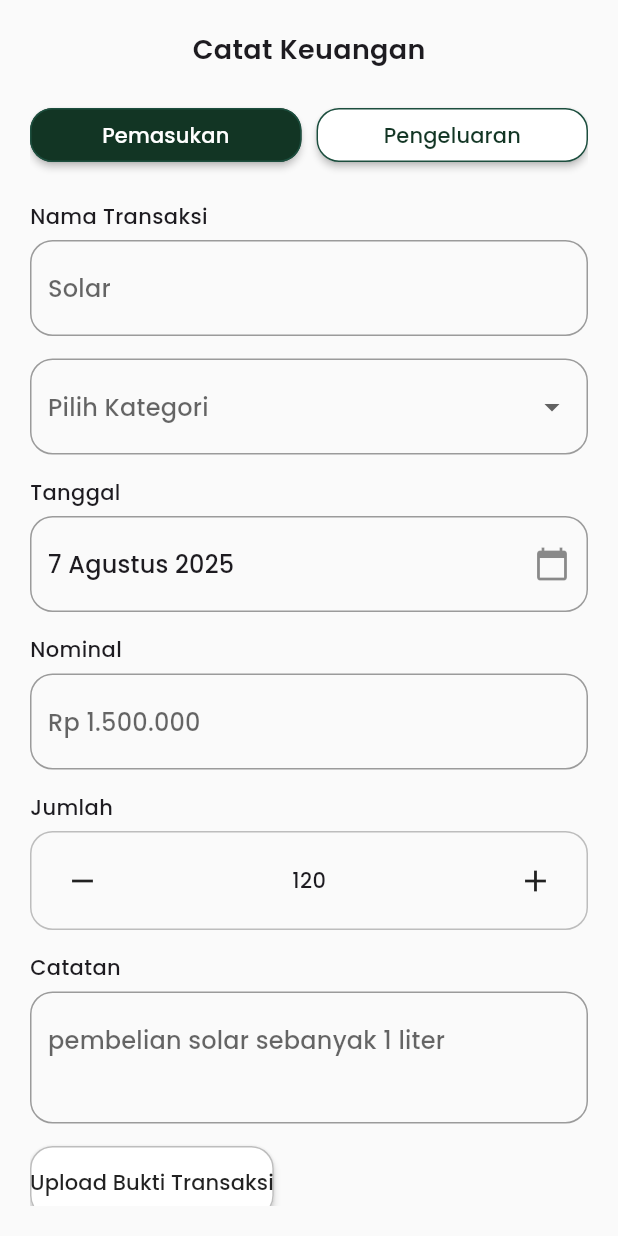
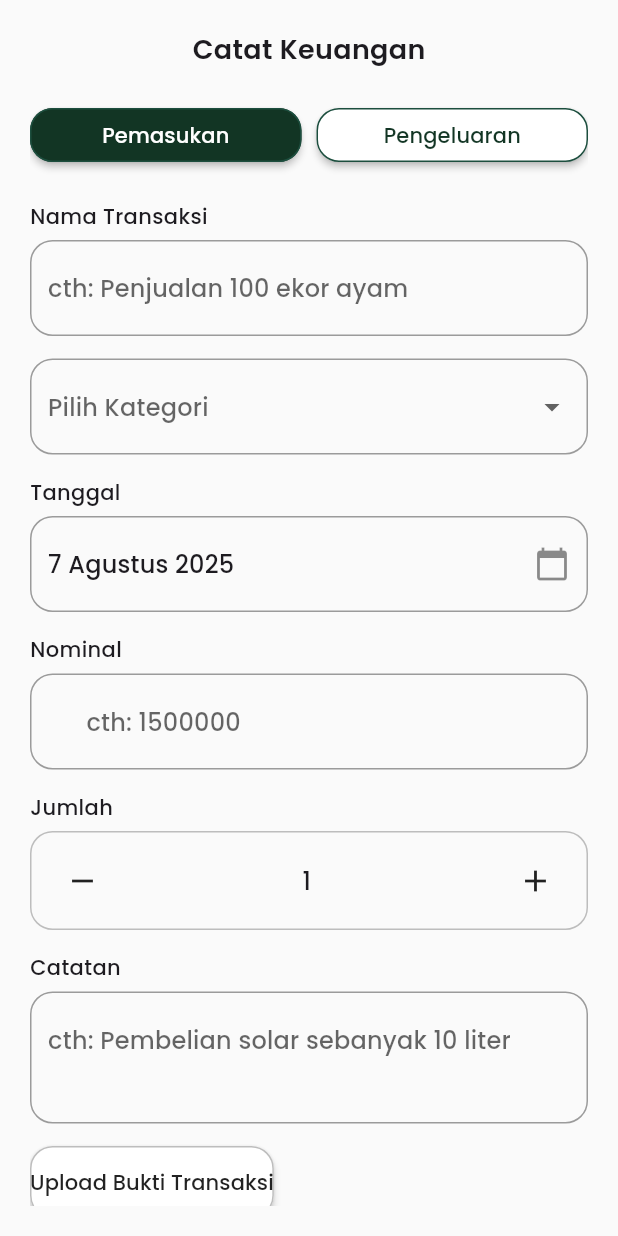
Before and after one commit to daffabur/El-TernakPPL2, a Flutter app: the CustomBottomSheets widget shown alone on an empty page, opened directly, on a phone screen of 412 x 824 dp. Run offline on Flutter 3.47's test engine with Material 3 defaults, Android fonts, the phone set to English and light mode, and no system bars; our stand-ins replace flutter_svg, google_fonts, shared_preferences; missing offline and left inert: iconify_flutter; accounts and stored records are empty; network calls fail; project files that could hold a hidden picture were left out.

Commit message:
commit lanjut integrasi

```diff
--- a/lib/screens/Supervisor/Money_Management/widgets/Custom_Bottom_Sheets.dart
+++ b/lib/screens/Supervisor/Money_Management/widgets/Custom_Bottom_Sheets.dart
@@ -1,15 +1,19 @@
 import 'package:el_ternak_ppl2/base/res/styles/app_styles.dart';
 import 'package:flutter/material.dart';
+import 'package:flutter/services.dart'; // Digunakan untuk memformat input angka
 import 'package:google_fonts/google_fonts.dart';
+import 'package:intl/intl.dart'; // Digunakan untuk memformat angka menjadi mata uang
 
-enum CageSheetMode { add, edit }
+// Enum CageSheetMode tidak digunakan di file ini, bisa dihapus jika tidak ada referensi lain
+// enum CageSheetMode { add, edit }
 
 class CustomBottomSheets extends StatefulWidget {
-  final CageSheetMode mode;
+  // Mode tidak digunakan, jadi bisa dihapus jika tidak ada logika khusus untuk edit
+  // final CageSheetMode mode;
 
   const CustomBottomSheets({
     super.key,
-    this.mode = CageSheetMode.add,
+    // this.mode = CageSheetMode.add,
   });
 
   @override
@@ -17,32 +21,65 @@ class CustomBottomSheets extends StatefulWidget {
 }
 
 class _CustomBottomSheetsState extends State<CustomBottomSheets> {
+  // --- CONTROLLERS ---
   final _namaTransaksiController = TextEditingController();
   final _nominalController = TextEditingController();
-  final _jumlahController = TextEditingController(text: "120");
+  final _jumlahController = TextEditingController(text: "1"); // Mulai dari 1
   final _catatanController = TextEditingController();
+  // [FIX] Buat controller untuk Total di sini, bukan di build method
+  final _totalController = TextEditingController();
 
+  // --- STATE VARIABLES ---
   String? _selectedKategori;
-  String _selectedDate = "7 Agustus 2025";
+  String _selectedDate = "7 Agustus 2025"; // Ini masih statis, perlu diganti dengan DatePicker jika ingin dinamis
   bool _isPemasukan = true;
 
-  final List<String> _kategoriList = ["Solar", "Obat", "Pakan"];
+  final List<String> _kategoriList = ["Solar", "Obat", "Pakan", "Gaji", "Penjualan Ayam", "Lainnya"];
+  // [FIX] Buat NumberFormat untuk memformat angka ke Rupiah
+  final currencyFormatter = NumberFormat.currency(locale: 'id_ID', symbol: 'Rp ', decimalDigits: 0);
+
+  @override
+  void initState() {
+    super.initState();
+    // [FIX] Tambahkan listener ke controller nominal dan jumlah
+    _nominalController.addListener(_updateTotal);
+    _jumlahController.addListener(_updateTotal);
+    // [FIX] Hitung total awal saat pertama kali dibuka
+    _updateTotal();
+  }
 
   @override
   void dispose() {
+    // [FIX] Pastikan semua listener dan controller di-dispose
+    _nominalController.removeListener(_updateTotal);
+    _jumlahController.removeListener(_updateTotal);
+
     _namaTransaksiController.dispose();
     _nominalController.dispose();
     _jumlahController.dispose();
     _catatanController.dispose();
+    _totalController.dispose(); // Jangan lupa dispose _totalController
     super.dispose();
+  }
+
+  // [FIX] Fungsi untuk menghitung dan memperbarui field Total
+  void _updateTotal() {
+    final double nominal = double.tryParse(_nominalController.text) ?? 0.0;
+    final int jumlah = int.tryParse(_jumlahController.text) ?? 1; // Default ke 1 jika tidak valid
+    final double total = nominal * jumlah;
+
+    // Format angka menjadi string mata uang dan set ke controller Total
+    _totalController.text = currencyFormatter.format(total);
   }
 
   void _handleSave() {
     // validasi sederhana
-    if (_namaTransaksiController.text.isEmpty || _selectedKategori == null) {
+    if (_namaTransaksiController.text.isEmpty ||
+        _selectedKategori == null ||
+        _nominalController.text.isEmpty) {
       ScaffoldMessenger.of(context).showSnackBar(
         const SnackBar(
-          content: Text("Lengkapi semua data wajib diisi!"),
+          content: Text("Nama, Kategori, dan Nominal wajib diisi!"),
           backgroundColor: Colors.red,
         ),
       );
@@ -54,10 +91,13 @@ class _CustomBottomSheetsState extends State<CustomBottomSheets> {
     print("Nama Transaksi: ${_namaTransaksiController.text}");
     print("Kategori: $_selectedKategori");
     print("Tanggal: $_selectedDate");
-    print("Nominal: ${_nominalController.text}");
+    print("Nominal (input): ${_nominalController.text}");
     print("Jumlah: ${_jumlahController.text}");
+    print("Total (terhitung): ${_totalController.text}");
     print("Catatan: ${_catatanController.text}");
 
+    // TODO: Ganti dengan logika API call Anda
+    // Navigator.pop(context, true); // Kirim 'true' untuk refresh data
     Navigator.pop(context);
   }
 
@@ -73,6 +113,7 @@ class _CustomBottomSheetsState extends State<CustomBottomSheets> {
       child: SingleChildScrollView(
         child: Column(
           crossAxisAlignment: CrossAxisAlignment.start,
+          mainAxisSize: MainAxisSize.min, // Penting agar BottomSheet pas dengan konten
           children: [
             Center(
               child: Text(
@@ -94,7 +135,7 @@ class _CustomBottomSheetsState extends State<CustomBottomSheets> {
                     onPressed: () => setState(() => _isPemasukan = true),
                     style: ElevatedButton.styleFrom(
                       backgroundColor:
-                      _isPemasukan ? AppStyles.primaryColor: Colors.white,
+                      _isPemasukan ? AppStyles.primaryColor : Colors.white,
                       foregroundColor:
                       _isPemasukan ? Colors.white : AppStyles.primaryColor,
                       shape: RoundedRectangleBorder(
@@ -127,12 +168,13 @@ class _CustomBottomSheetsState extends State<CustomBottomSheets> {
             const SizedBox(height: 20),
 
             // Nama Transaksi
-            Text("Nama Transaksi", style: GoogleFonts.poppins(fontWeight: FontWeight.w500)),
+            Text("Nama Transaksi",
+                style: GoogleFonts.poppins(fontWeight: FontWeight.w500)),
             const SizedBox(height: 6),
             TextField(
               controller: _namaTransaksiController,
               decoration: InputDecoration(
-                hintText: "Solar",
+                hintText: "cth: Penjualan 100 ekor ayam",
                 border: OutlineInputBorder(
                   borderRadius: BorderRadius.circular(15),
                 ),
@@ -156,7 +198,7 @@ class _CustomBottomSheetsState extends State<CustomBottomSheets> {
             ),
             const SizedBox(height: 15),
 
-            // Tanggal
+            // Tanggal (Rekomendasi: gunakan DatePicker)
             Text("Tanggal", style: GoogleFonts.poppins(fontWeight: FontWeight.w500)),
             const SizedBox(height: 6),
             TextField(
@@ -168,17 +210,24 @@ class _CustomBottomSheetsState extends State<CustomBottomSheets> {
                   borderRadius: BorderRadius.circular(15),
                 ),
               ),
+              onTap: () {
+                // TODO: Implementasi Date Picker untuk memilih tanggal
+              },
             ),
             const SizedBox(height: 15),
 
             // Nominal
-            Text("Nominal", style: GoogleFonts.poppins(fontWeight: FontWeight.w500)),
+            Text("Nominal",
+                style: GoogleFonts.poppins(fontWeight: FontWeight.w500)),
             const SizedBox(height: 6),
             TextField(
               controller: _nominalController,
               keyboardType: TextInputType.number,
+              // [FIX] Hanya izinkan input angka
+              inputFormatters: [FilteringTextInputFormatter.digitsOnly],
               decoration: InputDecoration(
-                hintText: "Rp 1.500.000",
+                hintText: "cth: 1500000",
+                prefixText: "Rp ",
                 border: OutlineInputBorder(
                   borderRadius: BorderRadius.circular(15),
                 ),
@@ -187,7 +236,8 @@ class _CustomBottomSheetsState extends State<CustomBottomSheets> {
             const SizedBox(height: 15),
 
             // Jumlah
-            Text("Jumlah", style: GoogleFonts.poppins(fontWeight: FontWeight.w500)),
+            Text("Jumlah",
+                style: GoogleFonts.poppins(fontWeight: FontWeight.w500)),
             const SizedBox(height: 6),
             Container(
               padding: const EdgeInsets.symmetric(horizontal: 10, vertical: 8),
@@ -200,18 +250,24 @@ class _CustomBottomSheetsState extends State<CustomBottomSheets> {
                   IconButton(
                     icon: const Icon(Icons.remove),
                     onPressed: () {
-                      int jumlah = int.tryParse(_jumlahController.text) ?? 0;
-                      if (jumlah > 0) {
-                        setState(() {
-                          _jumlahController.text = (jumlah - 1).toString();
-                        });
+                      int jumlah = int.tryParse(_jumlahController.text) ?? 1;
+                      if (jumlah > 1) { // Batasi minimal 1
+                        _jumlahController.text = (jumlah - 1).toString();
+                        // _updateTotal() akan ter-trigger oleh listener
                       }
                     },
                   ),
                   Expanded(
                     child: Center(
-                      child: Text(
-                        _jumlahController.text,
+                      // [FIX] Gunakan TextField agar lebih konsisten
+                      child: TextField(
+                        controller: _jumlahController,
+                        textAlign: TextAlign.center,
+                        keyboardType: TextInputType.number,
+                        inputFormatters: [ FilteringTextInputFormatter.digitsOnly ],
+                        decoration: const InputDecoration(
+                          border: InputBorder.none,
+                        ),
                         style: GoogleFonts.poppins(fontWeight: FontWeight.w500),
                       ),
                     ),
@@ -220,9 +276,8 @@ class _CustomBottomSheetsState extends State<CustomBottomSheets> {
                     icon: const Icon(Icons.add),
                     onPressed: () {
                       int jumlah = int.tryParse(_jumlahController.text) ?? 0;
-                      setState(() {
-                        _jumlahController.text = (jumlah + 1).toString();
-                      });
+                      _jumlahController.text = (jumlah + 1).toString();
+                      // _updateTotal() akan ter-trigger oleh listener
                     },
                   ),
                 ],
@@ -231,13 +286,14 @@ class _CustomBottomSheetsState extends State<CustomBottomSheets> {
             const SizedBox(height: 15),
 
             // Catatan
-            Text("Catatan", style: GoogleFonts.poppins(fontWeight: FontWeight.w500)),
+            Text("Catatan",
+                style: GoogleFonts.poppins(fontWeight: FontWeight.w500)),
             const SizedBox(height: 6),
             TextField(
               controller: _catatanController,
               maxLines: 2,
               decoration: InputDecoration(
-                hintText: "pembelian solar sebanyak 1 liter",
+                hintText: "cth: Pembelian solar sebanyak 10 liter",
                 border: OutlineInputBorder(
                   borderRadius: BorderRadius.circular(15),
                 ),
@@ -247,7 +303,7 @@ class _CustomBottomSheetsState extends State<CustomBottomSheets> {
 
             // Upload Bukti Transaksi
             ElevatedButton(
-              onPressed: () {},
+              onPressed: () {}, // TODO: Implementasi upload file
               style: ElevatedButton.styleFrom(
                 backgroundColor: Colors.white,
                 foregroundColor: Colors.black87,
@@ -262,16 +318,21 @@ class _CustomBottomSheetsState extends State<CustomBottomSheets> {
             const SizedBox(height: 15),
 
             // Total
-            Text("Total", style: GoogleFonts.poppins(fontWeight: FontWeight.w500)),
+            Text("Total",
+                style: GoogleFonts.poppins(fontWeight: FontWeight.w500)),
             const SizedBox(height: 6),
+            // [FIX] Gunakan _totalController yang sudah dibuat
             TextField(
               readOnly: true,
-              controller: TextEditingController(text: "Rp 180.000.000"),
+              controller: _totalController,
               decoration: InputDecoration(
+                filled: true,
+                fillColor: Colors.grey[200], // Beri warna beda agar jelas tidak bisa diedit
                 border: OutlineInputBorder(
                   borderRadius: BorderRadius.circular(15),
                 ),
               ),
+              style: GoogleFonts.poppins(fontWeight: FontWeight.w600), // Buat teksnya tebal
             ),
             const SizedBox(height: 25),
 
@@ -288,7 +349,8 @@ class _CustomBottomSheetsState extends State<CustomBottomSheets> {
                       ),
                       padding: const EdgeInsets.symmetric(vertical: 14),
                     ),
-                    child: const Text("Simpan", style: TextStyle(color: Colors.white)),
+                    child: const Text("Simpan",
+                        style: TextStyle(color: Colors.white)),
                   ),
                 ),
                 const SizedBox(width: 12),
@@ -303,7 +365,8 @@ class _CustomBottomSheetsState extends State<CustomBottomSheets> {
                       ),
                       padding: const EdgeInsets.symmetric(vertical: 14),
                     ),
-                    child: const Text("Batal", style: TextStyle(color: Colors.black87)),
+                    child: const Text("Batal",
+                        style: TextStyle(color: Colors.black87)),
                   ),
                 ),
               ],
--- a/pubspec.yaml
+++ b/pubspec.yaml
@@ -42,6 +42,7 @@ dependencies:
   google_fonts: ^6.3.2
   shared_preferences: ^2.5.3
   flutter_svg: ^2.2.1
+  intl: ^0.20.2
 
 dev_dependencies:
   flutter_test:
```
Also changed, not shown: lib/screens/Supervisor/Money_Management/money_management.dart (+41 -13 lines), lib/services/api_service.dart (+36 -8 lines), pubspec.lock, 1 other file.
